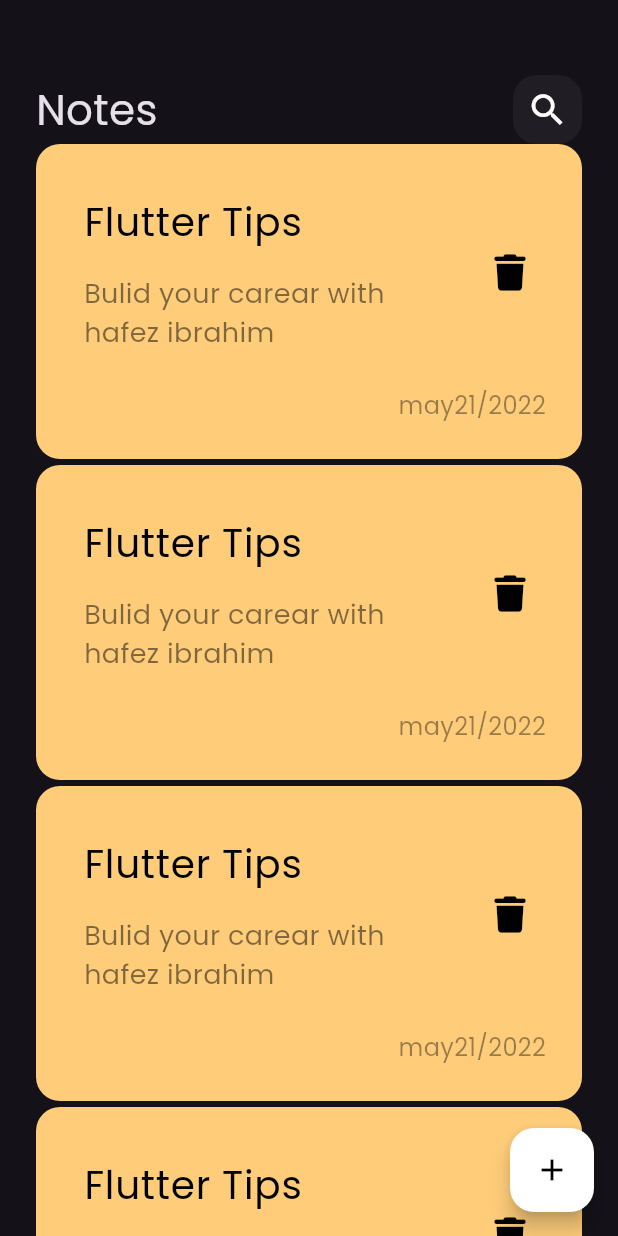
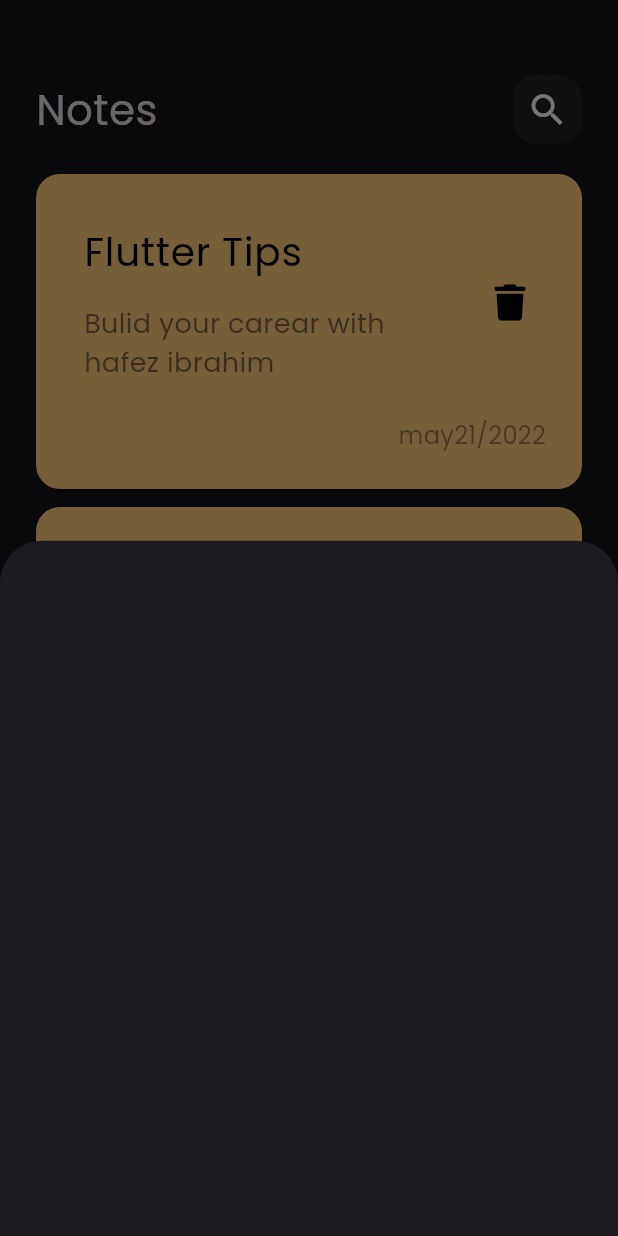
Before and after one commit to hafezelahwany/notes_app, a Flutter app: the screen it shows after launch, after a tap on the "add" icon, on a phone screen of 412 x 824 dp. Run offline on Flutter 3.47's test engine with Material 3 defaults, Android fonts, the phone set to English and light mode, and no system bars; our stand-ins replace font_awesome_flutter.

Commit message:
add note button sheet

```diff
--- a/lib/views/notes_view.dart
+++ b/lib/views/notes_view.dart
@@ -1,4 +1,5 @@
 import 'package:flutter/material.dart';
+import 'package:note_app/widgets/add_note_button_sheet.dart';
 import 'package:note_app/widgets/notes_view_body.dart';
 
 class NotesView extends StatelessWidget {
@@ -9,7 +10,13 @@ class NotesView extends StatelessWidget {
     return Scaffold(
         body: const NotesViewBody(),
         floatingActionButton: FloatingActionButton(
-          onPressed: () {},
+          onPressed: () {
+            showModalBottomSheet(
+                context: context,
+                builder: (context) {
+                  return const AddNoteButtonSheet();
+                });
+          },
           backgroundColor: Colors.white,
           child: const Icon(
             Icons.add,
--- /dev/null
+++ b/lib/widgets/add_note_button_sheet.dart
@@ -0,0 +1,10 @@
+import 'package:flutter/material.dart';
+
+class AddNoteButtonSheet extends StatelessWidget {
+  const AddNoteButtonSheet({super.key});
+
+  @override
+  Widget build(BuildContext context) {
+    return Container();
+  }
+}
--- a/lib/widgets/note_list_view.dart
+++ b/lib/widgets/note_list_view.dart
@@ -6,10 +6,16 @@ class NotesListView extends StatelessWidget {
 
   @override
   Widget build(BuildContext context) {
-    return Expanded(
-      child: ListView.builder(itemBuilder: (context, index) {
-        return const NoteItem();
-      }),
+    return Padding(
+      padding: const EdgeInsets.symmetric(vertical: 16),
+      child: ListView.builder(
+          padding: EdgeInsets.zero,
+          itemBuilder: (context, index) {
+            return const Padding(
+              padding: EdgeInsets.symmetric(vertical: 4),
+              child: NoteItem(),
+            );
+          }),
     );
   }
 }
--- a/lib/widgets/notes_view_body.dart
+++ b/lib/widgets/notes_view_body.dart
@@ -16,7 +16,9 @@ class NotesViewBody extends StatelessWidget {
             height: 50,
           ),
           CustomAppBar(),
-          NotesListView(),
+          Expanded(
+            child: NotesListView(),
+          ),
         ],
       ),
     );
```
